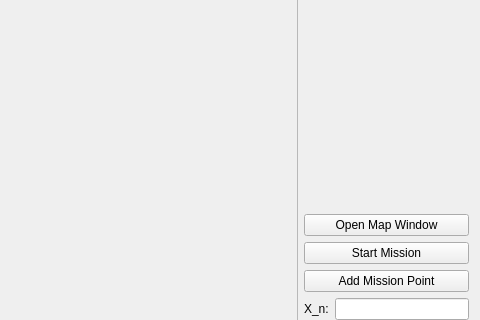
The window that demoRMR/mainwindow.ui (Samwise101/Control-of-Mobile-Robots) describes before a commit, drawn with Qt 5; both pictures show x 313 to 793 and y 186 to 506 of the 793 by 651 pixel window.
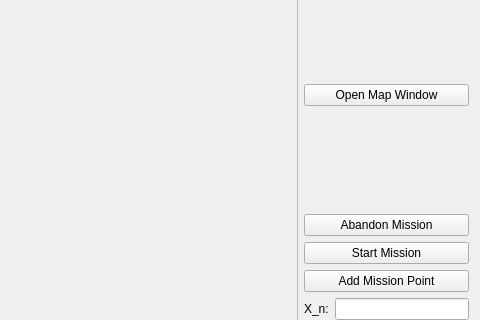
The same window after the commit.

Commit message: Added abandon mission and exporting of map

```diff
--- a/demoRMR/mainwindow.ui
+++ b/demoRMR/mainwindow.ui
@@ -242,6 +242,29 @@
         </property>
        </widget>
       </item>
+      <item>
+       <spacer name="verticalSpacer_2">
+        <property name="orientation">
+         <enum>Qt::Vertical</enum>
+        </property>
+        <property name="sizeType">
+         <enum>QSizePolicy::Expanding</enum>
+        </property>
+        <property name="sizeHint" stdset="0">
+         <size>
+          <width>20</width>
+          <height>10</height>
+         </size>
+        </property>
+       </spacer>
+      </item>
+      <item>
+       <widget class="QPushButton" name="pushButton_11">
+        <property name="text">
+         <string>Abandon Mission</string>
+        </property>
+       </widget>
+      </item>
       <item>
        <widget class="QPushButton" name="startMissionButton">
         <property name="text">
```
The commit also changes 5 other files.
